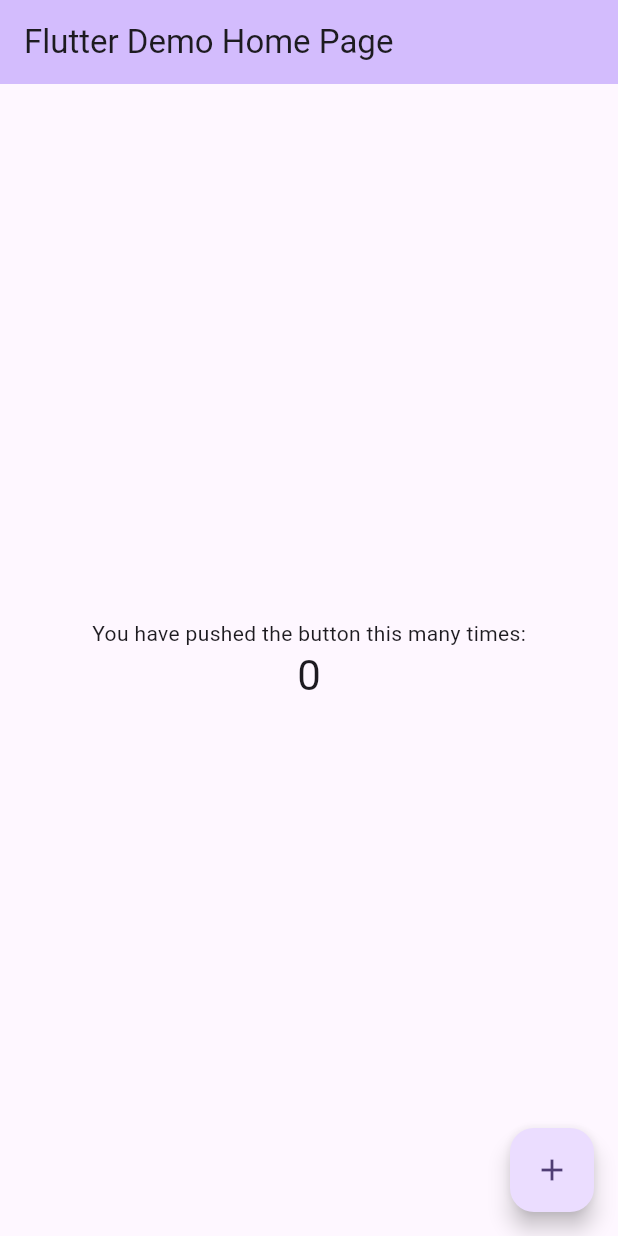
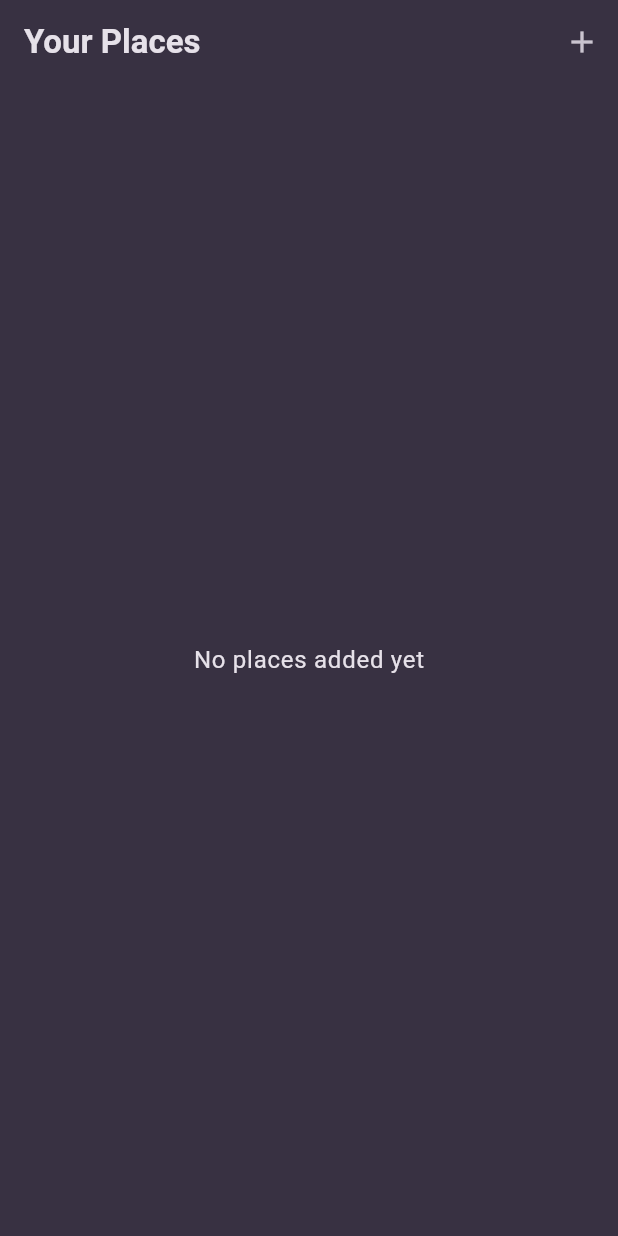
Before and after one commit to Aung-Thu-Hein/flutter_projects, a Flutter app: the screen it shows after launch, on a phone screen of 412 x 824 dp. Run offline on Flutter 3.47's test engine with Material 3 defaults, Android fonts, the phone set to English and light mode, and no system bars; our stand-ins replace flutter_riverpod, google_fonts, transparent_image.

Commit message:
feat: add place list

```diff
--- a/favorite_places/lib/main.dart
+++ b/favorite_places/lib/main.dart
@@ -1,4 +1,22 @@
+import 'package:favorite_places/screens/places.dart';
 import 'package:flutter/material.dart';
+import 'package:google_fonts/google_fonts.dart';
+
+final colorScheme = ColorScheme.fromSeed(
+  brightness: Brightness.dark,
+  seedColor: const Color.fromARGB(255, 102, 6, 247),
+  surface: const Color.fromARGB(255, 56, 49, 66),
+);
+
+final theme = ThemeData().copyWith(
+  scaffoldBackgroundColor: colorScheme.surface,
+  colorScheme: colorScheme,
+  textTheme: GoogleFonts.ubuntuCondensedTextTheme().copyWith(
+    titleSmall: GoogleFonts.ubuntuCondensed(fontWeight: FontWeight.bold),
+    titleMedium: GoogleFonts.ubuntuCondensed(fontWeight: FontWeight.bold),
+    titleLarge: GoogleFonts.ubuntuCondensed(fontWeight: FontWeight.bold),
+  ),
+);
 
 void main() {
   runApp(const MyApp());
@@ -7,116 +25,12 @@ void main() {
 class MyApp extends StatelessWidget {
   const MyApp({super.key});
 
-  // This widget is the root of your application.
   @override
   Widget build(BuildContext context) {
     return MaterialApp(
-      title: 'Flutter Demo',
-      theme: ThemeData(
-        // This is the theme of your application.
-        //
-        // TRY THIS: Try running your application with "flutter run". You'll see
-        // the application has a purple toolbar. Then, without quitting the app,
-        // try changing the seedColor in the colorScheme below to Colors.green
-        // and then invoke "hot reload" (save your changes or press the "hot
-        // reload" button in a Flutter-supported IDE, or press "r" if you used
-        // the command line to start the app).
-        //
-        // Notice that the counter didn't reset back to zero; the application
-        // state is not lost during the reload. To reset the state, use hot
-        // restart instead.
-        //
-        // This works for code too, not just values: Most code changes can be
-        // tested with just a hot reload.
-        colorScheme: ColorScheme.fromSeed(seedColor: Colors.deepPurple),
-      ),
-      home: const MyHomePage(title: 'Flutter Demo Home Page'),
+      title: 'Great Places',
+      theme: theme,
+      home: const PlacesScreen(),
     );
   }
 }
-
-class MyHomePage extends StatefulWidget {
-  const MyHomePage({super.key, required this.title});
-
-  // This widget is the home page of your application. It is stateful, meaning
-  // that it has a State object (defined below) that contains fields that affect
-  // how it looks.
-
-  // This class is the configuration for the state. It holds the values (in this
-  // case the title) provided by the parent (in this case the App widget) and
-  // used by the build method of the State. Fields in a Widget subclass are
-  // always marked "final".
-
-  final String title;
-
-  @override
-  State<MyHomePage> createState() => _MyHomePageState();
-}
-
-class _MyHomePageState extends State<MyHomePage> {
-  int _counter = 0;
-
-  void _incrementCounter() {
-    setState(() {
-      // This call to setState tells the Flutter framework that something has
-      // changed in this State, which causes it to rerun the build method below
-      // so that the display can reflect the updated values. If we changed
-      // _counter without calling setState(), then the build method would not be
-      // called again, and so nothing would appear to happen.
-      _counter++;
-    });
-  }
-
-  @override
-  Widget build(BuildContext context) {
-    // This method is rerun every time setState is called, for instance as done
-    // by the _incrementCounter method above.
-    //
-    // The Flutter framework has been optimized to make rerunning build methods
-    // fast, so that you can just rebuild anything that needs updating rather
-    // than having to individually change instances of widgets.
-    return Scaffold(
-      appBar: AppBar(
-        // TRY THIS: Try changing the color here to a specific color (to
-        // Colors.amber, perhaps?) and trigger a hot reload to see the AppBar
-        // change color while the other colors stay the same.
-        backgroundColor: Theme.of(context).colorScheme.inversePrimary,
-        // Here we take the value from the MyHomePage object that was created by
-        // the App.build method, and use it to set our appbar title.
-        title: Text(widget.title),
-      ),
-      body: Center(
-        // Center is a layout widget. It takes a single child and positions it
-        // in the middle of the parent.
-        child: Column(
-          // Column is also a layout widget. It takes a list of children and
-          // arranges them vertically. By default, it sizes itself to fit its
-          // children horizontally, and tries to be as tall as its parent.
-          //
-          // Column has various properties to control how it sizes itself and
-          // how it positions its children. Here we use mainAxisAlignment to
-          // center the children vertically; the main axis here is the vertical
-          // axis because Columns are vertical (the cross axis would be
-          // horizontal).
-          //
-          // TRY THIS: Invoke "debug painting" (choose the "Toggle Debug Paint"
-          // action in the IDE, or press "p" in the console), to see the
-          // wireframe for each widget.
-          mainAxisAlignment: MainAxisAlignment.center,
-          children: <Widget>[
-            const Text('You have pushed the button this many times:'),
-            Text(
-              '$_counter',
-              style: Theme.of(context).textTheme.headlineMedium,
-            ),
-          ],
-        ),
-      ),
-      floatingActionButton: FloatingActionButton(
-        onPressed: _incrementCounter,
-        tooltip: 'Increment',
-        child: const Icon(Icons.add),
-      ), // This trailing comma makes auto-formatting nicer for build methods.
-    );
-  }
-}
--- /dev/null
+++ b/favorite_places/lib/models/place.dart
@@ -0,0 +1,10 @@
+import 'package:uuid/uuid.dart';
+
+const uuid = Uuid();
+
+class Place {
+  Place({required this.title}) : id = uuid.v4();
+
+  final String id;
+  final String title;
+}
--- /dev/null
+++ b/favorite_places/lib/screens/places.dart
@@ -0,0 +1,17 @@
+import 'package:favorite_places/widgets/places_list.dart';
+import 'package:flutter/material.dart';
+
+class PlacesScreen extends StatelessWidget {
+  const PlacesScreen({super.key});
+
+  @override
+  Widget build(BuildContext context) {
+    return Scaffold(
+      appBar: AppBar(
+        title: const Text('Your Places'),
+        actions: [IconButton(onPressed: () {}, icon: const Icon(Icons.add))],
+      ),
+      body: PlacesList(places: []),
+    );
+  }
+}
--- /dev/null
+++ b/favorite_places/lib/widgets/places_list.dart
@@ -0,0 +1,33 @@
+import 'package:favorite_places/models/place.dart';
+import 'package:flutter/material.dart';
+
+class PlacesList extends StatelessWidget {
+  const PlacesList({super.key, required this.places});
+
+  final List<Place> places;
+
+  @override
+  Widget build(BuildContext context) {
+    if (places.isEmpty) {
+      return Center(
+        child: Text(
+          'No places added yet',
+          style: Theme.of(context).textTheme.bodyLarge!.copyWith(
+            color: Theme.of(context).colorScheme.onSurface,
+          ),
+        ),
+      );
+    }
+
+    return ListView.builder(
+      itemBuilder: (ctx, index) => ListTile(
+        title: Text(
+          places[index].title,
+          style: Theme.of(context).textTheme.bodyLarge!.copyWith(
+            color: Theme.of(context).colorScheme.onSurface,
+          ),
+        ),
+      ),
+    );
+  }
+}
--- a/favorite_places/pubspec.yaml
+++ b/favorite_places/pubspec.yaml
@@ -34,6 +34,8 @@ dependencies:
   # The following adds the Cupertino Icons font to your application.
   # Use with the CupertinoIcons class for iOS style icons.
   cupertino_icons: ^1.0.8
+  google_fonts: ^6.3.3
+  uuid: ^4.5.2
 
 dev_dependencies:
   flutter_test:
```
Also changed, not shown: favorite_places/pubspec.lock, 1 other file.
